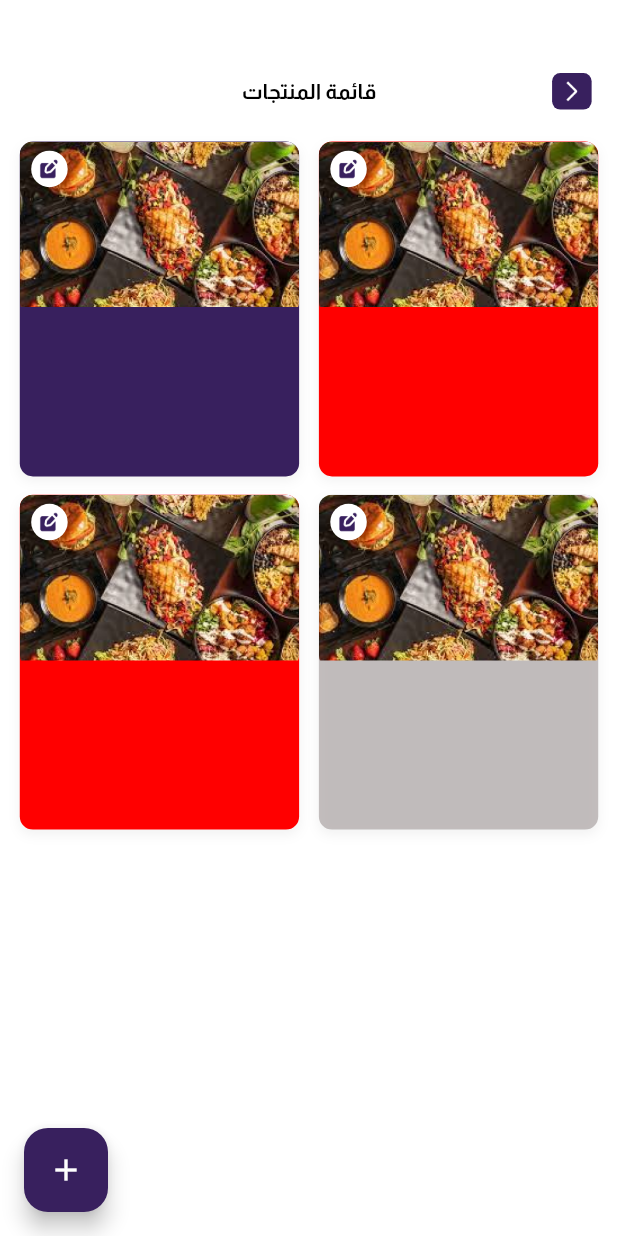
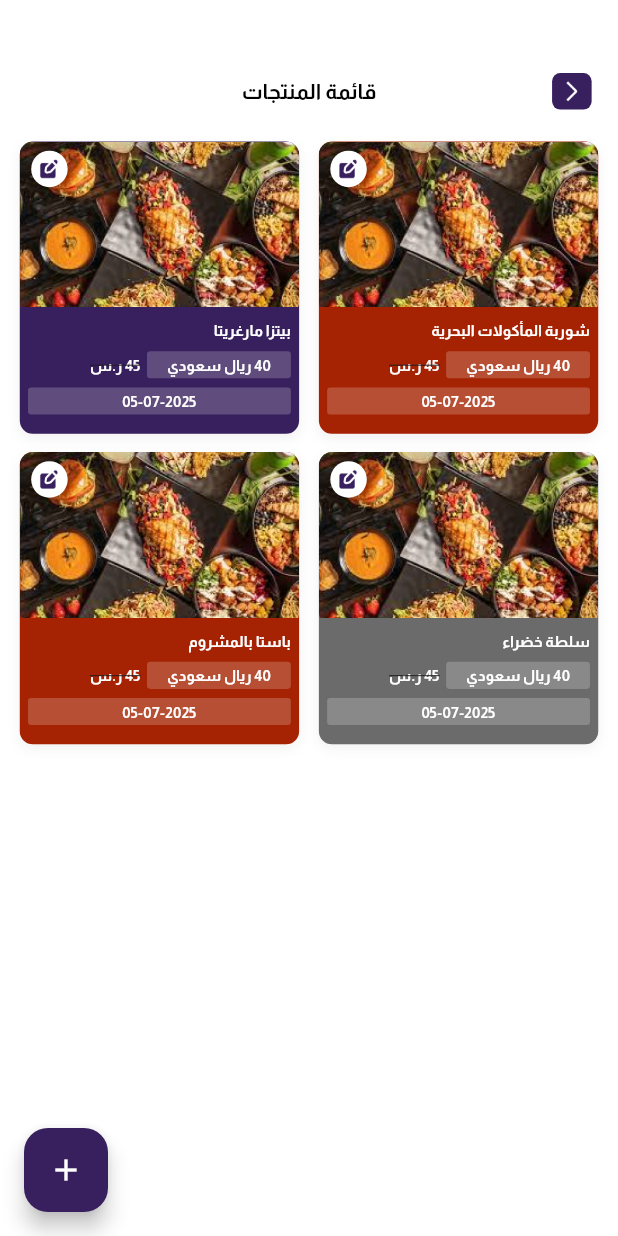
Before and after one commit to OsamaAyesh/hawaj, a Flutter app: the screen it shows after launch, on a phone screen of 412 x 824 dp. Run offline on Flutter 3.47's test engine with Material 3 defaults, Android fonts, the phone set to English and light mode, and no system bars; our stand-ins replace dartz, device_preview, dio, dotted_border, dropdown_button2, easy_localization and 10 more; missing offline and left inert: google_speech; generated files the repository leaves out were written again; project files that could hold a hidden picture were left out.

Commit message:
Update Some Widgets  And Screens Ui

```diff
--- a/lib/core/resources/manager_colors.dart
+++ b/lib/core/resources/manager_colors.dart
@@ -16,6 +16,8 @@ class ManagerColors {
   static const Color colorGrey = Color(0XFF9F9696);
   static const Color bariarColor=Color(0XFFD9D9D9);
   static const Color redNew=Color(0XFFFF0000);
+  static const Color redStatus=Color(0XFFA52303);
+  static const Color greyStatus=Color(0XFF6B6B6B);
 
   ///Choose Language Screen
   static const Color chooseLanguageSubtitleColor = Color(0XFF8E8C8E);
--- a/lib/features/providers/offers_provider/manage_list_offer/presentation/pages/manage_list_offer_provider_screen.dart
+++ b/lib/features/providers/offers_provider/manage_list_offer/presentation/pages/manage_list_offer_provider_screen.dart
@@ -49,7 +49,7 @@ class ManageListOfferProviderScreen extends StatelessWidget {
           itemCount: demoOffers.length,
           gridDelegate: SliverGridDelegateWithFixedCrossAxisCount(
             crossAxisCount: 2,
-            mainAxisExtent: ManagerHeight.h220,
+            mainAxisExtent: ManagerHeight.h192,
             crossAxisSpacing: ManagerWidth.w12,
             mainAxisSpacing: ManagerHeight.h12,
           ),
--- a/lib/features/providers/offers_provider/manage_list_offer/presentation/widgets/offer_card_widget.dart
+++ b/lib/features/providers/offers_provider/manage_list_offer/presentation/widgets/offer_card_widget.dart
@@ -75,22 +75,102 @@ class OfferCard extends StatelessWidget {
             ],
           ),
 
-          // SizedBox(height: ManagerHeight.h6),
-          // Padding(
-          //   padding: EdgeInsets.symmetric(horizontal: ManagerWidth.w8),
-          //   child: Text(
-          //     offer.name,
-          //     style: getBoldTextStyle(
-          //       fontSize: ManagerFontSize.s12,
-          //       color: ManagerColors.white,
-          //     ),
-          //     maxLines: 1,
-          //     overflow: TextOverflow.ellipsis,
-          //   ),
-          // ),
+          SizedBox(height: ManagerHeight.h8),
+          Row(
+            children: [
+              Column(
+                crossAxisAlignment: CrossAxisAlignment.start,
+                children: [
+                  Padding(
+                    padding: EdgeInsets.symmetric(horizontal: ManagerWidth.w5),
+                    child: Text(
+                      offer.name,
+                      style: getBoldTextStyle(
+                        fontSize: ManagerFontSize.s10,
+                        color: ManagerColors.white,
+                      ),
+                      maxLines: 1,
+                      overflow: TextOverflow.ellipsis,
+                    ),
+                  ),
+                  SizedBox(
+                    height: ManagerHeight.h6,
+                  ),
+                  Padding(
+                    padding: EdgeInsets.symmetric(horizontal: ManagerWidth.w5),
+                    child: Row(
+                      children: [
+                        Container(
+                          // width: ManagerWidth.w70,
+                          decoration: BoxDecoration(
+                            borderRadius:
+                                BorderRadius.circular(ManagerRadius.r2),
+                            color: ManagerColors.white.withOpacity(0.2),
+                          ),
+                          child: Center(
+                            child: Padding(
+                              padding: EdgeInsets.symmetric(
+                                vertical: ManagerHeight.h2,
+                                horizontal: ManagerWidth.w12,
+                              ),
+                              child: Text(
+                                "40 ريال سعودي",
+                                style: getBoldTextStyle(
+                                  fontSize: ManagerFontSize.s6,
+                                  color: ManagerColors.white,
+                                ),
+                              ),
+                            ),
+                          ),
+                        ),
+                        SizedBox(width: ManagerWidth.w4,),
+                        Text(
+                          "45 ر.س",
+                          style: getBoldTextStyle(
+                            fontSize: ManagerFontSize.s9,
+                            color: ManagerColors.white,
+                            decoration: TextDecoration.lineThrough,
+                          ),
+                          textDirection: TextDirection.rtl,
+                        )
+                      ],
+                    ),
+                  )
+                ],
+              )
+            ],
+          ),
+          SizedBox(
+            height: ManagerHeight.h6,
+          ),
+
           //
-          // SizedBox(height: ManagerHeight.h4),
-          //
+          Padding(
+            padding: EdgeInsets.symmetric(horizontal: ManagerWidth.w5),
+            child: Container(
+              // width: ManagerWidth.w70,
+              decoration: BoxDecoration(
+                borderRadius:
+                BorderRadius.circular(ManagerRadius.r2),
+                color: ManagerColors.white.withOpacity(0.2),
+              ),
+              child: Center(
+                child: Padding(
+                  padding: EdgeInsets.symmetric(
+                    vertical: ManagerHeight.h2,
+                    horizontal: ManagerWidth.w12,
+                  ),
+                  child: Text(
+                    "05-07-2025",
+                    style: getBoldTextStyle(
+                      fontSize: ManagerFontSize.s6,
+                      color: ManagerColors.white,
+                    ),
+                  ),
+                ),
+              ),
+            ),
+          ),          //
           // Padding(
           //   padding: EdgeInsets.symmetric(horizontal: ManagerWidth.w8),
           //   child: Row(
--- a/lib/features/providers/offers_provider/manage_list_offer/presentation/widgets/offer_status_color.dart
+++ b/lib/features/providers/offers_provider/manage_list_offer/presentation/widgets/offer_status_color.dart
@@ -5,13 +5,13 @@ import "package:flutter/material.dart";
 Color getStatusColor(OfferModel offer) {
   switch (offer.status) {
     case "expired":
-      return ManagerColors.colorGrey.withOpacity(0.6);
+      return ManagerColors.greyStatus;
     case "active":
-      return ManagerColors.redNew;
+      return ManagerColors.redStatus;
     case "ongoing":
       return ManagerColors.primaryColor;
     default:
-      return ManagerColors.colorGrey;
+      return ManagerColors.greyStatus;
   }
 }
 String getStatusText(OfferModel offer) {
```
